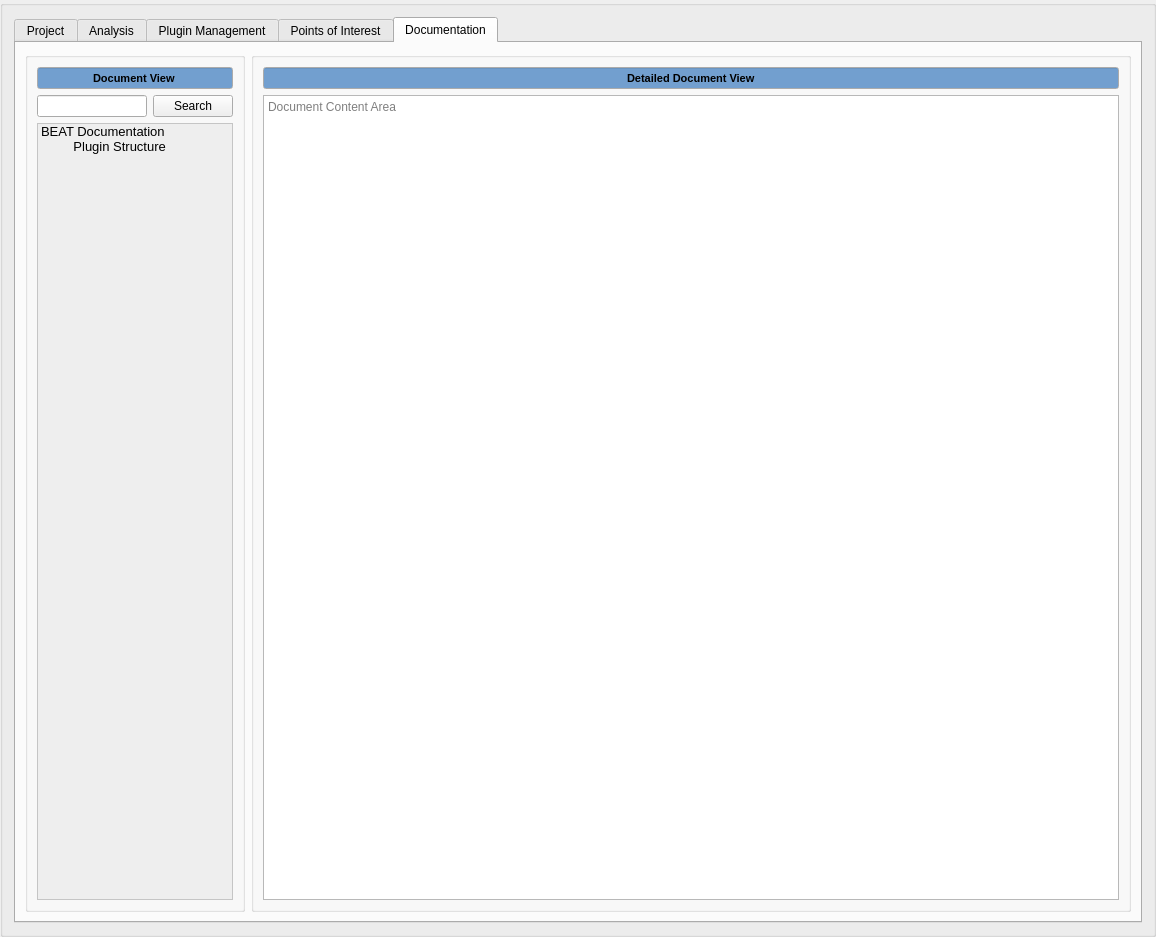
Above: BEAT View/ui_files/BEAT.ui from gjjuarez/BEAT before the change. Below: the same form after it.
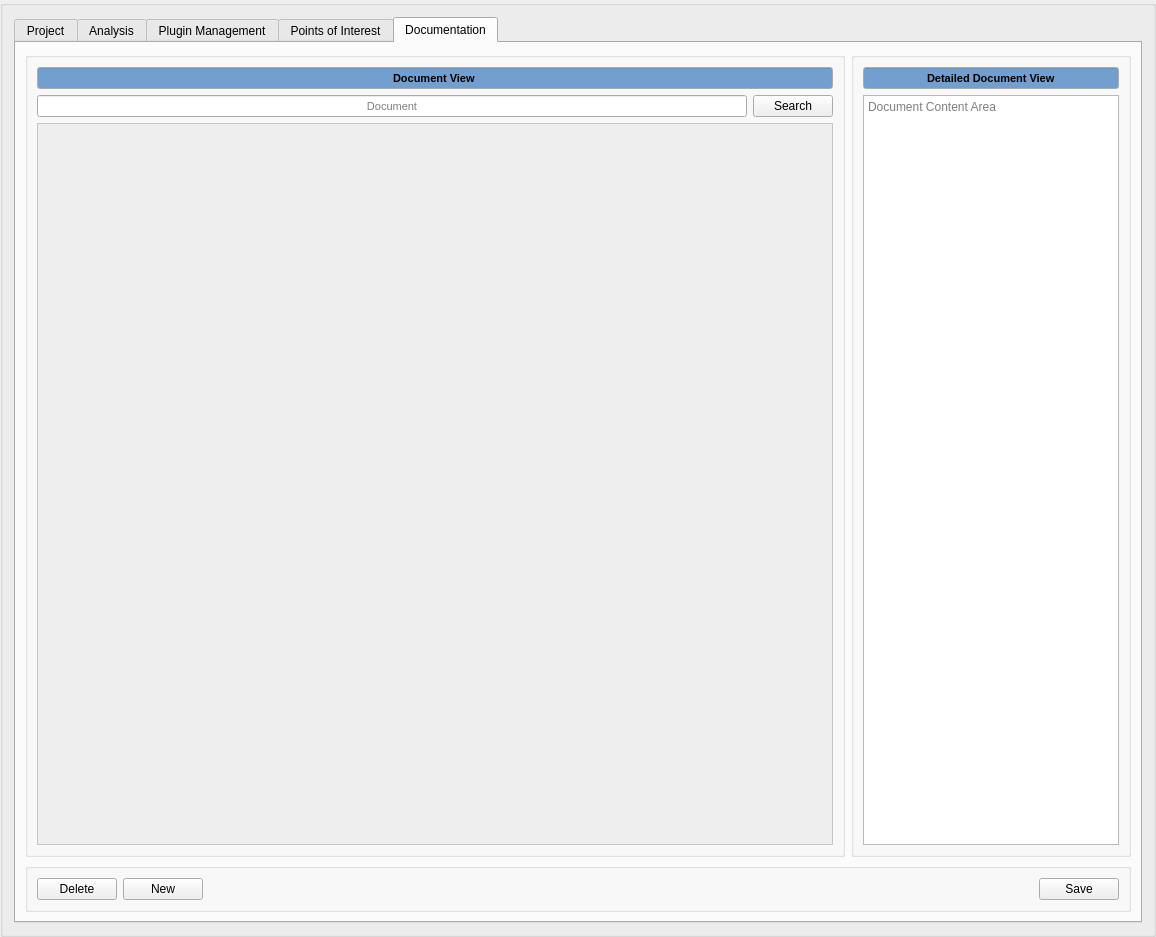
That is the form after the change. The open tabs and pages were chosen to show the change.

Commit message: Added buttons to Documentation

The edit to the form file:
```diff
--- a/BEAT View/ui_files/BEAT.ui
+++ b/BEAT View/ui_files/BEAT.ui
@@ -8100,12 +8100,153 @@
       <attribute name="title">
        <string>Documentation</string>
       </attribute>
-      <layout class="QGridLayout" name="gridLayout_16" columnstretch="1,4">
+      <layout class="QGridLayout" name="gridLayout_16" columnstretch="1,0">
+       <item row="1" column="0" colspan="2">
+        <widget class="QGroupBox" name="document_dns_groupbox">
+         <property name="title">
+          <string/>
+         </property>
+         <layout class="QHBoxLayout" name="horizontalLayout_5">
+          <item>
+           <widget class="QPushButton" name="delete_document_button">
+            <property name="maximumSize">
+             <size>
+              <width>16777215</width>
+              <height>16777215</height>
+             </size>
+            </property>
+            <property name="text">
+             <string>Delete</string>
+            </property>
+           </widget>
+          </item>
+          <item>
+           <widget class="QPushButton" name="new_document_button">
+            <property name="maximumSize">
+             <size>
+              <width>16777215</width>
+              <height>16777215</height>
+             </size>
+            </property>
+            <property name="text">
+             <string>New</string>
+            </property>
+           </widget>
+          </item>
+          <item>
+           <spacer name="document_dns_horizontal_spacer">
+            <property name="orientation">
+             <enum>Qt::Horizontal</enum>
+            </property>
+            <property name="sizeHint" stdset="0">
+             <size>
+              <width>40</width>
+              <height>20</height>
+             </size>
+            </property>
+           </spacer>
+          </item>
+          <item>
+           <widget class="QPushButton" name="save_document_button">
+            <property name="text">
+             <string>Save</string>
+            </property>
+           </widget>
+          </item>
+         </layout>
+        </widget>
+       </item>
+       <item row="0" column="1">
+        <widget class="QGroupBox" name="detailed_document_view_groupbox">
+         <property name="title">
+          <string/>
+         </property>
+         <layout class="QVBoxLayout" name="verticalLayout">
+          <item>
+           <widget class="QLineEdit" name="detailed_document_view_lineedit">
+            <property name="palette">
+             <palette>
+              <active>
+               <colorrole role="Base">
+                <brush brushstyle="SolidPattern">
+                 <color alpha="255">
+                  <red>114</red>
+                  <green>159</green>
+                  <blue>207</blue>
+                 </color>
+                </brush>
+               </colorrole>
+              </active>
+              <inactive>
+               <colorrole role="Base">
+                <brush brushstyle="SolidPattern">
+                 <color alpha="255">
+                  <red>114</red>
+                  <green>159</green>
+                  <blue>207</blue>
+                 </color>
+                </brush>
+               </colorrole>
+              </inactive>
+              <disabled>
+               <colorrole role="Base">
+                <brush brushstyle="SolidPattern">
+                 <color alpha="255">
+                  <red>255</red>
+                  <green>255</green>
+                  <blue>255</blue>
+                 </color>
+                </brush>
+               </colorrole>
+              </disabled>
+             </palette>
+            </property>
+            <property name="font">
+             <font>
+              <pointsize>8</pointsize>
+              <weight>75</weight>
+              <bold>true</bold>
+             </font>
+            </property>
+            <property name="autoFillBackground">
+             <bool>false</bool>
+            </property>
+            <property name="text">
+             <string>Detailed Document View</string>
+            </property>
+            <property name="alignment">
+             <set>Qt::AlignCenter</set>
+            </property>
+            <property name="readOnly">
+             <bool>true</bool>
+            </property>
+           </widget>
+          </item>
+          <item>
+           <widget class="QTextEdit" name="document_content_area_textedit">
+            <property name="html">
+             <string>&lt;!DOCTYPE HTML PUBLIC &quot;-//W3C//DTD HTML 4.0//EN&quot; &quot;http://www.w3.org/TR/REC-html40/strict.dtd&quot;&gt;
+&lt;html&gt;&lt;head&gt;&lt;meta name=&quot;qrichtext&quot; content=&quot;1&quot; /&gt;&lt;style type=&quot;text/css&quot;&gt;
+p, li { white-space: pre-wrap; }
+&lt;/style&gt;&lt;/head&gt;&lt;body style=&quot; font-family:'Ubuntu'; font-size:11pt; font-weight:400; font-style:normal;&quot;&gt;
+&lt;p style=&quot;-qt-paragraph-type:empty; margin-top:0px; margin-bottom:0px; margin-left:0px; margin-right:0px; -qt-block-indent:0; text-indent:0px; font-family:'DejaVu Sans'; font-size:12pt;&quot;&gt;&lt;br /&gt;&lt;/p&gt;&lt;/body&gt;&lt;/html&gt;</string>
+            </property>
+            <property name="placeholderText">
+             <string>Document Content Area</string>
+            </property>
+           </widget>
+          </item>
+         </layout>
+        </widget>
+       </item>
        <item row="0" column="0">
         <widget class="QGroupBox" name="document_view_groupbox">
          <property name="title">
           <string/>
          </property>
+         <property name="alignment">
+          <set>Qt::AlignCenter</set>
+         </property>
          <layout class="QGridLayout" name="gridLayout_15">
           <item row="1" column="0">
            <widget class="QLineEdit" name="document_view_search_lineedit">
@@ -8142,9 +8283,9 @@
                <colorrole role="Text">
                 <brush brushstyle="SolidPattern">
                  <color alpha="255">
-                  <red>203</red>
-                  <green>203</green>
-                  <blue>203</blue>
+                  <red>0</red>
+                  <green>0</green>
+                  <blue>0</blue>
                  </color>
                 </brush>
                </colorrole>
@@ -8212,11 +8353,11 @@
                 </brush>
                </colorrole>
                <colorrole role="PlaceholderText">
-                <brush brushstyle="NoBrush">
+                <brush brushstyle="SolidPattern">
                  <color alpha="128">
-                  <red>203</red>
-                  <green>203</green>
-                  <blue>203</blue>
+                  <red>0</red>
+                  <green>0</green>
+                  <blue>0</blue>
                  </color>
                 </brush>
                </colorrole>
@@ -8252,9 +8393,9 @@
                <colorrole role="Text">
                 <brush brushstyle="SolidPattern">
                  <color alpha="255">
-                  <red>203</red>
-                  <green>203</green>
-                  <blue>203</blue>
+                  <red>0</red>
+                  <green>0</green>
+                  <blue>0</blue>
                  </color>
                 </brush>
                </colorrole>
@@ -8322,11 +8463,11 @@
                 </brush>
                </colorrole>
                <colorrole role="PlaceholderText">
-                <brush brushstyle="NoBrush">
+                <brush brushstyle="SolidPattern">
                  <color alpha="128">
-                  <red>203</red>
-                  <green>203</green>
-                  <blue>203</blue>
+                  <red>0</red>
+                  <green>0</green>
+                  <blue>0</blue>
                  </color>
                 </brush>
                </colorrole>
@@ -8432,7 +8573,7 @@
                 </brush>
                </colorrole>
                <colorrole role="PlaceholderText">
-                <brush brushstyle="NoBrush">
+                <brush brushstyle="SolidPattern">
                  <color alpha="128">
                   <red>203</red>
                   <green>203</green>
@@ -8451,6 +8592,12 @@
             <property name="text">
              <string/>
             </property>
+            <property name="alignment">
+             <set>Qt::AlignCenter</set>
+            </property>
+            <property name="placeholderText">
+             <string>Document</string>
+            </property>
            </widget>
           </item>
           <item row="0" column="0" colspan="2">
@@ -8950,99 +9097,6 @@
             </property>
             <property name="spacing">
              <number>0</number>
-            </property>
-            <item>
-             <property name="text">
-              <string>BEAT Documentation</string>
-             </property>
-            </item>
-            <item>
-             <property name="text">
-              <string>         Plugin Structure</string>
-             </property>
-            </item>
-           </widget>
-          </item>
-         </layout>
-        </widget>
-       </item>
-       <item row="0" column="1">
-        <widget class="QGroupBox" name="detailed_document_view_groupbox">
-         <property name="title">
-          <string/>
-         </property>
-         <layout class="QVBoxLayout" name="verticalLayout">
-          <item>
-           <widget class="QLineEdit" name="detailed_document_view_lineedit">
-            <property name="palette">
-             <palette>
-              <active>
-               <colorrole role="Base">
-                <brush brushstyle="SolidPattern">
-                 <color alpha="255">
-                  <red>114</red>
-                  <green>159</green>
-                  <blue>207</blue>
-                 </color>
-                </brush>
-               </colorrole>
-              </active>
-              <inactive>
-               <colorrole role="Base">
-                <brush brushstyle="SolidPattern">
-                 <color alpha="255">
-                  <red>114</red>
-                  <green>159</green>
-                  <blue>207</blue>
-                 </color>
-                </brush>
-               </colorrole>
-              </inactive>
-              <disabled>
-               <colorrole role="Base">
-                <brush brushstyle="SolidPattern">
-                 <color alpha="255">
-                  <red>255</red>
-                  <green>255</green>
-                  <blue>255</blue>
-                 </color>
-                </brush>
-               </colorrole>
-              </disabled>
-             </palette>
-            </property>
-            <property name="font">
-             <font>
-              <pointsize>8</pointsize>
-              <weight>75</weight>
-              <bold>true</bold>
-             </font>
-            </property>
-            <property name="autoFillBackground">
-             <bool>false</bool>
-            </property>
-            <property name="text">
-             <string>Detailed Document View</string>
-            </property>
-            <property name="alignment">
-             <set>Qt::AlignCenter</set>
-            </property>
-            <property name="readOnly">
-             <bool>true</bool>
-            </property>
-           </widget>
-          </item>
-          <item>
-           <widget class="QTextEdit" name="document_content_area_textedit">
-            <property name="html">
-             <string>&lt;!DOCTYPE HTML PUBLIC &quot;-//W3C//DTD HTML 4.0//EN&quot; &quot;http://www.w3.org/TR/REC-html40/strict.dtd&quot;&gt;
-&lt;html&gt;&lt;head&gt;&lt;meta name=&quot;qrichtext&quot; content=&quot;1&quot; /&gt;&lt;style type=&quot;text/css&quot;&gt;
-p, li { white-space: pre-wrap; }
-&lt;/style&gt;&lt;/head&gt;&lt;body style=&quot; font-family:'Ubuntu'; font-size:11pt; font-weight:400; font-style:normal;&quot;&gt;
-&lt;p style=&quot;-qt-paragraph-type:empty; margin-top:0px; margin-bottom:0px; margin-left:0px; margin-right:0px; -qt-block-indent:0; text-indent:0px; font-family:'DejaVu Sans'; font-size:12pt;&quot;&gt;&lt;br /&gt;&lt;/p&gt;&lt;/body&gt;&lt;/html&gt;</string>
-            </property>
-            <property name="placeholderText">
-             <string>Document Content Area</string>
             </property>
            </widget>
           </item>
```
Left out of the diff: 68 changed lines with no effect on the pictures.
